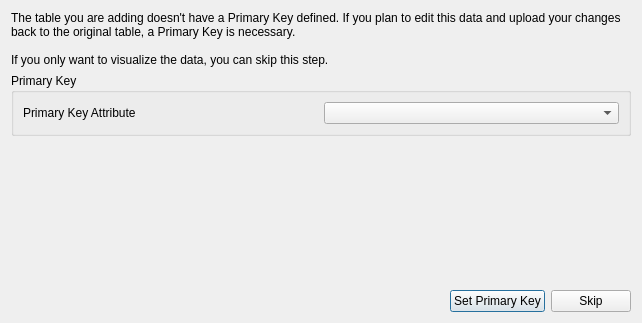
Old version of the form carto/gui/selectprimarykeydialog.ui in the repository anamanvil/carto-qgis-plugin.
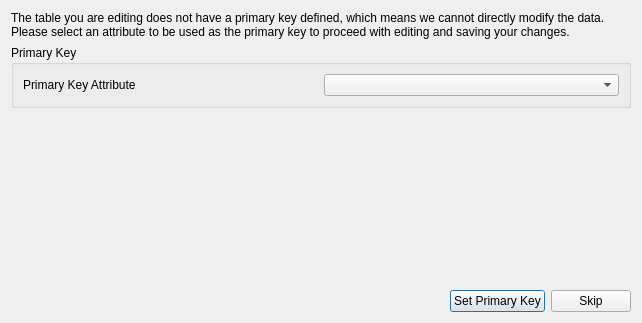
New version of the form.

Commit message: changed to a more clear copy on the selection of PK

Patch:
```diff
--- a/carto/gui/selectprimarykeydialog.ui
+++ b/carto/gui/selectprimarykeydialog.ui
@@ -49,7 +49,7 @@
    <item row="0" column="1">
     <widget class="QLabel" name="label">
      <property name="text">
-      <string>&lt;html&gt;&lt;head/&gt;&lt;body&gt;&lt;p&gt;The table you are adding doesn't have a Primary Key defined. If you plan to edit this data and upload your changes back to the original table, a Primary Key is necessary.&lt;br/&gt;&lt;br/&gt;If you only want to visualize the data, you can skip this step.&lt;/p&gt;&lt;/body&gt;&lt;/html&gt;</string>
+    <string>&lt;html&gt;&lt;head/&gt;&lt;body&gt;&lt;p&gt;The table you are editing does not have a primary key defined, which means we cannot directly modify the data. Please select an attribute to be used as the primary key to proceed with editing and saving your changes.&lt;/p&gt;&lt;/body&gt;&lt;/html&gt;</string>
      </property>
      <property name="wordWrap">
       <bool>true</bool>
```
Lines whose indentation alone changed are shown as unchanged.
